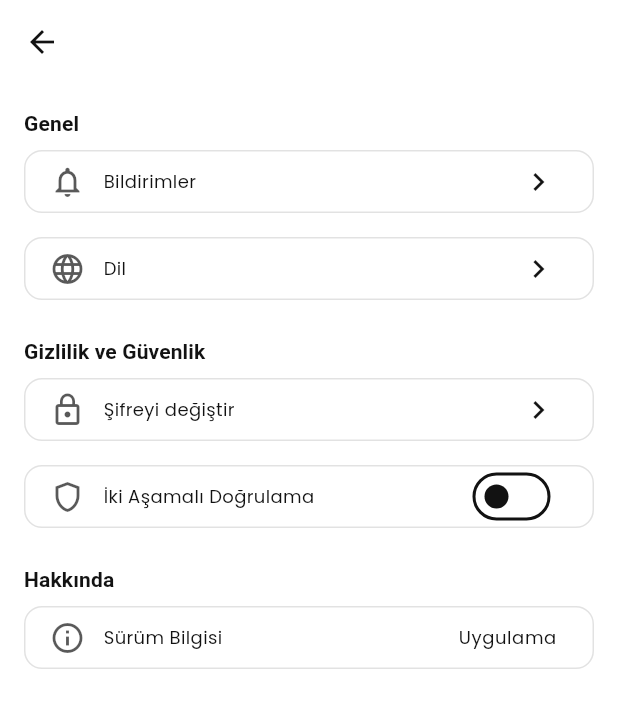
After one commit to gorkemoa/arti_capital, a Flutter app: the SettingsView screen opened by its route, on a phone screen of 412 x 824 dp. The commit adds this screen. Shown: the top 708 px of the screen. Run offline on Flutter 3.47's test engine with Material 3 defaults, Android fonts, the phone set to English and light mode, and no system bars; our stand-ins replace circle_nav_bar, dio, google_fonts, package_info_plus, shared_preferences; accounts and stored records are empty; network calls fail.

Commit message:
Yeni profil, ayarlar ve bildirimler sayfaları eklendi. Ana sayfa görünümünde alt gezinme çubuğu güncellenerek, kullanıcı arayüzü iyileştirildi. Ayrıca, uygulama sabitlerine yeni bildirimler için bir endpoint eklendi.

```diff
--- a/lib/main.dart
+++ b/lib/main.dart
@@ -4,6 +4,9 @@ import 'package:google_fonts/google_fonts.dart';
 import 'theme/app_theme.dart';
 import 'views/login_view.dart';
 import 'views/home_view.dart';
+import 'views/profile_view.dart';
+import 'views/settings_view.dart';
+import 'views/notifications_view.dart';
 import 'package:provider/provider.dart';
 import 'viewmodels/login_view_model.dart';
 import 'services/storage_service.dart';
@@ -42,6 +45,9 @@ class MyApp extends StatelessWidget {
         routes: {
           '/login': (context) => const LoginView(),
           '/home': (context) => const HomeView(),
+          '/profile': (context) => const ProfileView(),
+          '/settings': (context) => const SettingsView(),
+          '/notifications': (context) => const NotificationsView(),
         },
         debugShowCheckedModeBanner: false,
       ),
--- a/lib/services/app_constants.dart
+++ b/lib/services/app_constants.dart
@@ -7,6 +7,7 @@ class AppConstants {
   // Endpoints
   static const String login = '/service/auth/login';
   static const String getUser = '/service/user/id';
+  static const String getNotifications = '/service/user/account/3/natifications';
 
   // Basic Auth credentials
   static const String basicUsername = 'Tr1VAhW2ICWHJN2nlvp9K5ycGoyMJM';
@@ -14,4 +15,5 @@ class AppConstants {
 
   static String get loginUrl => baseUrl + login;
   static String get getUserUrl => baseUrl + getUser;
+  static String get getNotificationsUrl => baseUrl + getNotifications;
 }
--- a/lib/services/user_service.dart
+++ b/lib/services/user_service.dart
@@ -115,4 +115,5 @@ class UserService {
       );
     }
   }
+
 }
--- /dev/null
+++ b/lib/views/settings_view.dart
@@ -0,0 +1,121 @@
+import 'package:flutter/material.dart';
+
+class SettingsView extends StatelessWidget {
+  const SettingsView({super.key});
+
+  @override
+  Widget build(BuildContext context) {
+    final theme = Theme.of(context);
+    final subtleBorder = theme.colorScheme.outline.withOpacity(0.12);
+
+    return Scaffold(
+      appBar: AppBar(
+        title: const Text('Ayarlar'),
+        centerTitle: true,
+      ),
+      body: ListView(
+        padding: const EdgeInsets.all(16),
+        children: [
+          _Section(title: 'Genel'),
+          _NavTile(
+            icon: Icons.notifications_outlined,
+            label: 'Bildirimler',
+            trailing: const Icon(Icons.chevron_right),
+            onTap: () {},
+          ),
+          _Divider(subtleBorder: subtleBorder),
+          _NavTile(
+            icon: Icons.language_outlined,
+            label: 'Dil',
+            trailing: const Icon(Icons.chevron_right),
+            onTap: () {},
+          ),
+          const SizedBox(height: 16),
+          _Section(title: 'Gizlilik ve Güvenlik'),
+          _NavTile(
+            icon: Icons.lock_outline,
+            label: 'Şifreyi değiştir',
+            trailing: const Icon(Icons.chevron_right),
+            onTap: () {},
+          ),
+          _Divider(subtleBorder: subtleBorder),
+          _NavTile(
+            icon: Icons.shield_outlined,
+            label: 'İki Aşamalı Doğrulama',
+            trailing: Switch(
+              value: false,
+              onChanged: (_) {},
+            ),
+            onTap: () {},
+          ),
+          const SizedBox(height: 16),
+          _Section(title: 'Hakkında'),
+          _NavTile(
+            icon: Icons.info_outline,
+            label: 'Sürüm Bilgisi',
+            trailing: Text(
+              'Uygulama',
+              style: theme.textTheme.bodySmall,
+            ),
+            onTap: () {},
+          ),
+        ],
+      ),
+    );
+  }
+}
+
+class _Section extends StatelessWidget {
+  const _Section({required this.title});
+  final String title;
+  @override
+  Widget build(BuildContext context) {
+    final theme = Theme.of(context);
+    return Padding(
+      padding: const EdgeInsets.only(bottom: 8),
+      child: Text(
+        title,
+        style: theme.textTheme.titleSmall?.copyWith(fontWeight: FontWeight.w700),
+      ),
+    );
+  }
+}
+
+class _NavTile extends StatelessWidget {
+  const _NavTile({required this.icon, required this.label, this.trailing, this.onTap});
+  final IconData icon;
+  final String label;
+  final Widget? trailing;
+  final VoidCallback? onTap;
+
+  @override
+  Widget build(BuildContext context) {
+    final theme = Theme.of(context);
+    final subtleBorder = theme.colorScheme.outline.withOpacity(0.12);
+    return Container(
+      decoration: BoxDecoration(
+        color: theme.colorScheme.surface,
+        borderRadius: BorderRadius.circular(12),
+        border: Border.all(color: subtleBorder),
+      ),
+      margin: const EdgeInsets.only(bottom: 8),
+      child: ListTile(
+        leading: Icon(icon, color: theme.colorScheme.onSurface.withOpacity(0.7)),
+        title: Text(label, style: theme.textTheme.bodyMedium),
+        trailing: trailing,
+        dense: true,
+        visualDensity: VisualDensity.compact,
+        onTap: onTap,
+      ),
+    );
+  }
+}
+
+class _Divider extends StatelessWidget {
+  const _Divider({required this.subtleBorder});
+  final Color subtleBorder;
+  @override
+  Widget build(BuildContext context) {
+    return Container(height: 8);
+  }
+}
```
Also changed, not shown: lib/models/notification_models.dart (added, +63 -0 lines), lib/services/notifications_service.dart (added, +81 -0 lines), lib/viewmodels/notifications_view_model.dart (added, +34 -0 lines), lib/viewmodels/profile_view_model.dart (added, +51 -0 lines), lib/views/home_view.dart (+32 -13 lines), lib/views/notifications_view.dart (added, +94 -0 lines), lib/views/profile_view.dart (added, +226 -0 lines), lib/models/login_models.dart (line endings or trailing spaces), lib/models/user_model.dart (line endings or trailing spaces), lib/models/user_request_models.dart (line endings or trailing spaces), lib/services/storage_service.dart (line endings or trailing spaces).
